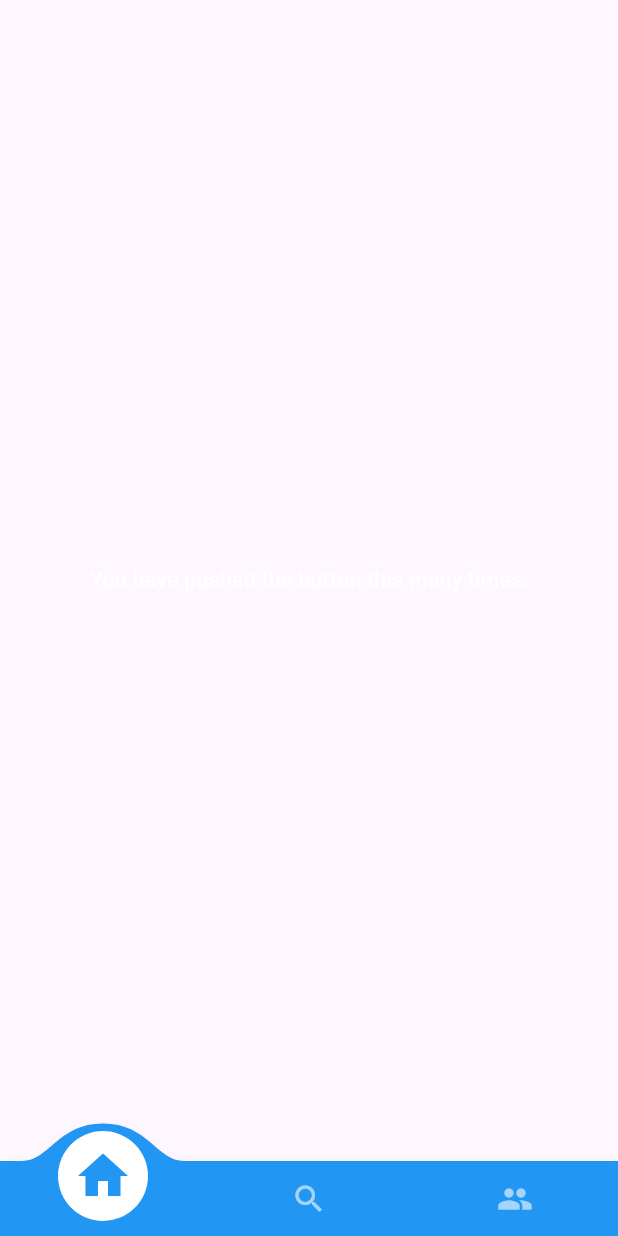
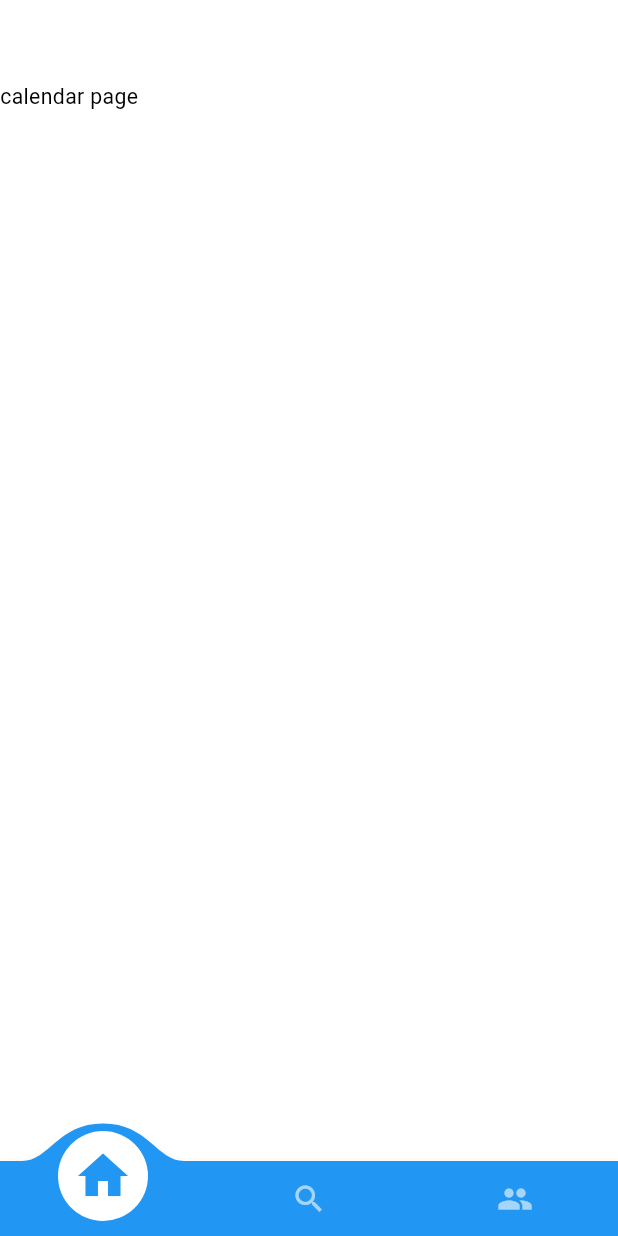
Before and after one commit to GDGoC-Baekya-2Team/withfesta, a Flutter app: the screen it shows after launch, on a phone screen of 412 x 824 dp. Run offline on Flutter 3.47's test engine with Material 3 defaults, Android fonts, the light colour scheme and no system bars; drawn by our look-alikes of convex_bottom_bar; our stand-ins replace flutter_riverpod, flutter_screenutil, riverpod.

Commit message:
Link 3 main page

```diff
--- /dev/null
+++ b/lib/Page/CalendarPage.dart
@@ -0,0 +1,20 @@
+import 'package:flutter/cupertino.dart';
+import 'package:flutter/material.dart';
+
+class CalendarPage extends StatefulWidget {
+  const CalendarPage({super.key});
+
+  @override
+  State<CalendarPage> createState() => _CalendarPageState();
+}
+
+class _CalendarPageState extends State<CalendarPage> {
+  @override
+  Widget build(BuildContext context) {
+    return Scaffold(
+      appBar: AppBar(),
+      body: Text("calendar page",style: TextStyle(color: Colors.black),),
+    ) ;
+
+  }
+}
--- a/lib/main.dart
+++ b/lib/main.dart
@@ -1,15 +1,20 @@
 import 'package:convex_bottom_bar/convex_bottom_bar.dart';
 import 'package:flutter/material.dart';
+import 'package:flutter_riverpod/flutter_riverpod.dart';
 import 'package:flutter_screenutil/flutter_screenutil.dart';
+import 'package:withfesta/Page/CalendarPage.dart';
+import 'package:withfesta/Page/FindPersonPage.dart';
+import 'package:withfesta/Page/SearchPage.dart';
+import 'package:withfesta/mainProvider.dart';
 
 void main() {
-  runApp(const MyApp());
+  runApp(ProviderScope(child:  MyApp()));
 }
-class MyApp extends StatelessWidget {
+class MyApp extends ConsumerWidget {
   const MyApp({Key? key}) : super(key: key);
 
   @override
-  Widget build(BuildContext context) {
+  Widget build(BuildContext context,WidgetRef ref) {
     //Set the fit size (Find your UI design, look at the dimensions of the device screen and fill it in,unit in dp)
     return ScreenUtilInit(
         designSize: const Size(386, 815),
@@ -25,6 +30,20 @@
             theme: ThemeData(
                 primarySwatch: Colors.blue,
                 textTheme: Typography.englishLike2018.apply(fontSizeFactor: 1.sp),
+
+                colorScheme: const ColorScheme(
+                  brightness: Brightness.light,
+                  primary: Colors.black,
+                  onPrimary: Colors.black,
+                  secondary: Colors.black,
+                  onSecondary: Colors.black,
+                  error: Colors.red,
+                  onError: Colors.white,
+                  background: Colors.white,
+                  onBackground: Colors.black,
+                  surface: Colors.white,
+                  onSurface: Colors.black,
+                ),
                 bottomSheetTheme: BottomSheetThemeData(backgroundColor: Colors.transparent)
             ),
             home: child,
@@ -36,16 +55,22 @@
   }
 }
 
-class MyHomePage extends StatefulWidget {
+class MyHomePage extends ConsumerStatefulWidget {
   const MyHomePage({super.key, required this.title});
 
   final String title;
 
   @override
-  State<MyHomePage> createState() => _MyHomePageState();
+  ConsumerState<MyHomePage> createState() => _MyHomePageState();
 }
 
-class _MyHomePageState extends State<MyHomePage> {
+class _MyHomePageState extends ConsumerState<MyHomePage> {
+
+  var tapPageList=[
+    CalendarPage(),
+    SearchPage(),
+    FindPersonpage()
+  ];
 
 
   @override
@@ -53,26 +78,14 @@
 
     return Scaffold(
 
-      body: Center(
-
-        child: Column(
-
-          mainAxisAlignment: MainAxisAlignment.center,
-          children: <Widget>[
-            const Text(
-              'You have pushed the button this many times:',
-            ),
-
-          ],
-        ),
-      ),
+      body: tapPageList[ref.watch(mainPageIndexProvider)],
       bottomNavigationBar: ConvexAppBar(
         items: [
           TabItem(icon: Icons.home),
           TabItem(icon: Icons.search_outlined,),
           TabItem(icon: Icons.people),
     ],
-    onTap: (int i) => print('click index=$i'),
+    onTap: (int i) => ref.read(mainPageIndexProvider.notifier).state=i
     ),
 
     );
--- /dev/null
+++ b/lib/mainProvider.dart
@@ -0,0 +1,4 @@
+
+import 'package:riverpod/riverpod.dart';
+
+StateProvider<int> mainPageIndexProvider=  StateProvider((ref) => 0);
```
Also changed, not shown: lib/Page/FindPersonPage.dart (added, +20 -0 lines), lib/Page/SearchPage.dart (added, +20 -0 lines).
